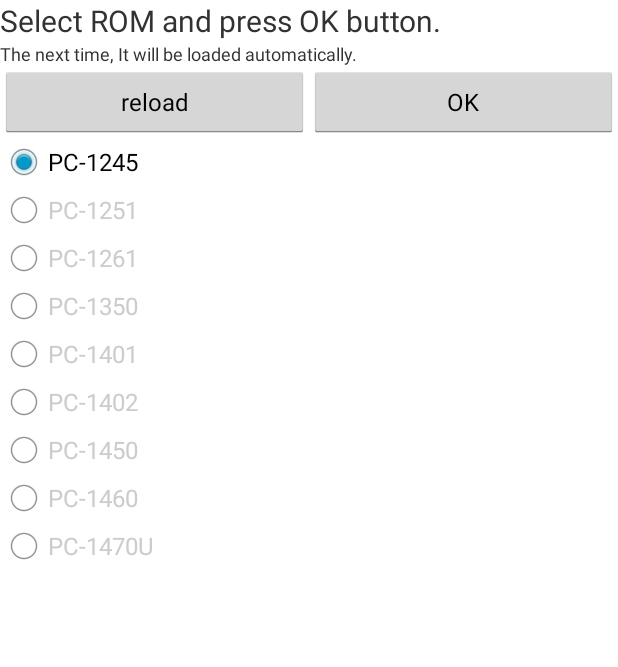
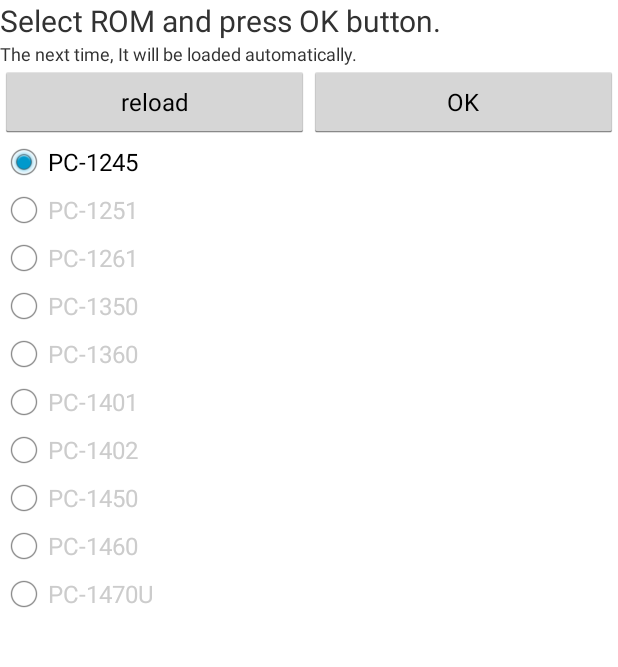
Before and after one commit to digihori/pokecom, an Android app: the screen it shows after launch (MainActivity), on a phone screen of 412 x 824 dp, the part 72-739 px from its top. Run offline under Robolectric (Android 15) with nearby library versions, the phone set to English and light mode, and no system bars.

Commit message:
画面解像度情報のデバッグ表示を追加（非表示）

```diff
--- a/app/src/main/java/tk/horiuchi/pokecom/MainActivity.java
+++ b/app/src/main/java/tk/horiuchi/pokecom/MainActivity.java
@@ -23,6 +23,8 @@ import android.widget.RadioButton;
 import android.widget.RadioGroup;
 import android.widget.TextView;
 import android.widget.Toast;
+
+import org.w3c.dom.Text;
 
 import java.io.File;
 import java.io.FileOutputStream;
@@ -103,6 +105,13 @@ public class MainActivity extends Activity implements View.OnClickListener {
         Log.w("Main", String.format("densityDpi=%d\n", metrics.densityDpi));
         Log.w("Main", String.format("scaledDensity=%f\n", metrics.scaledDensity));
 
+        String dtext = String.format("widthPixels=%d\n", metrics.widthPixels);
+        dtext += String.format("heightPixels=%d\n", metrics.heightPixels);
+        dtext += String.format("Xdpi=%f\n", metrics.xdpi);
+        dtext += String.format("Ydpi=%f\n", metrics.ydpi);
+        dtext += String.format("density=%f\n", metrics.density);
+        dtext += String.format("densityDpi=%d\n", metrics.densityDpi);
+        dtext += String.format("scaledDensity=%f\n", metrics.scaledDensity);
 
         // タイトルバーの表示を更新する
         title = "Pokecom GO";
@@ -137,6 +146,9 @@ public class MainActivity extends Activity implements View.OnClickListener {
             }
             Log.w("Main", String.format("deviceType=phone(%d) scale=%f\n", deviceType, dpdx));
         }
+
+        dtext += String.format("deviceType=%d scale=%f\n", deviceType, dpdx);
+        //((TextView)findViewById(R.id.debug_msg)).setText(dtext);
 
         /*
         // 解像度によって表示部のスケールを微調整する
--- a/app/src/main/res/layout/activity_main.xml
+++ b/app/src/main/res/layout/activity_main.xml
@@ -51,6 +51,28 @@
         <FrameLayout
             android:layout_width="match_parent"
             android:layout_height="wrap_content">
+            <LinearLayout
+                android:layout_width="match_parent"
+                android:layout_height="wrap_content"
+                android:orientation="horizontal">
+
+                <TextView
+                    android:id="@+id/debug_dummy"
+                    android:layout_width="match_parent"
+                    android:layout_height="match_parent"
+                    android:layout_weight="2"
+                    />
+
+                <TextView
+                    android:id="@+id/debug_msg"
+                    android:layout_width="match_parent"
+                    android:layout_height="match_parent"
+                    android:text=""
+                    android:layout_weight="1"
+                    />
+
+            </LinearLayout>
+
             <LinearLayout
                 android:layout_width="match_parent"
                 android:layout_height="wrap_content"
@@ -110,7 +132,6 @@
                     </RadioButton>
                     <RadioButton
                         android:id="@+id/RadioButton1360"
-                        android:visibility="gone"
                         android:layout_width="wrap_content"
                         android:layout_height="wrap_content"
                         android:textSize="@dimen/textsize_medium"
```
